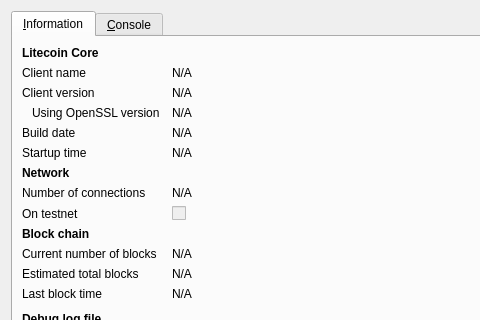
The window that src/qt/forms/rpcconsole.ui (MystPhysX/HNC) describes before a commit, drawn with Qt 5; both pictures show x 0 to 480 and y 0 to 320 of the 740 by 450 pixel window.
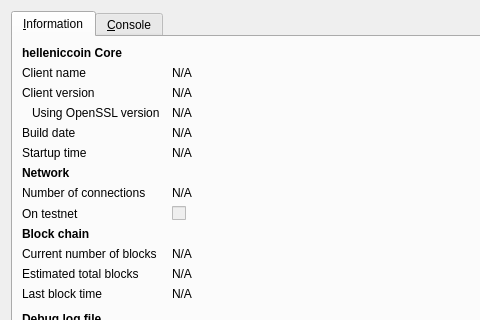
The same window after the commit. Icons and pictures are not drawn.

What changed in the file:
```diff
--- a/src/qt/forms/rpcconsole.ui
+++ b/src/qt/forms/rpcconsole.ui
@@ -36,7 +36,7 @@
           </font>
          </property>
          <property name="text">
-          <string>Litecoin Core</string>
+          <string>helleniccoin Core</string>
          </property>
         </widget>
        </item>
```
Left out of the diff: 10 changed lines with no effect on the pictures.
